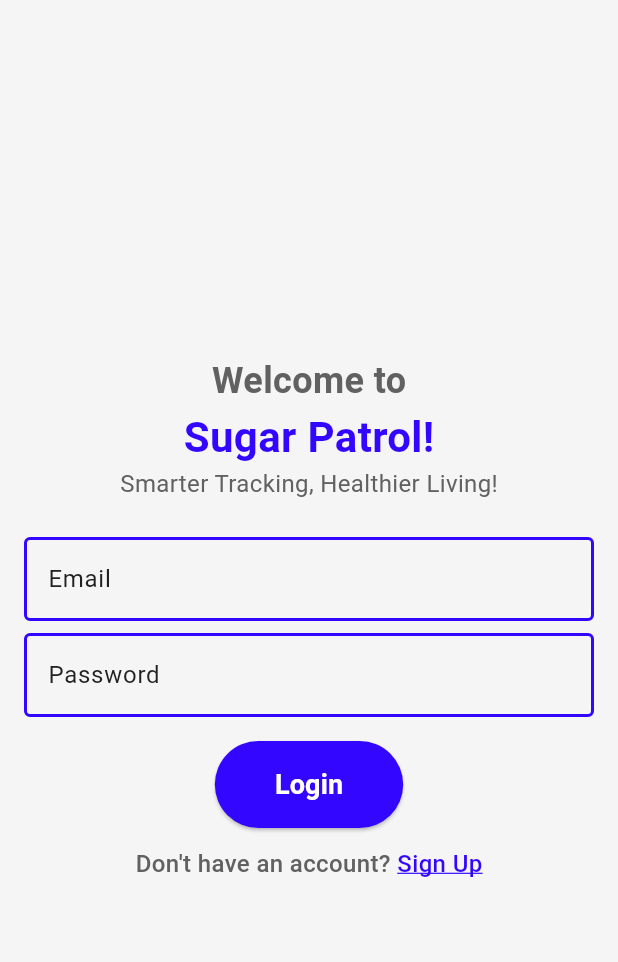
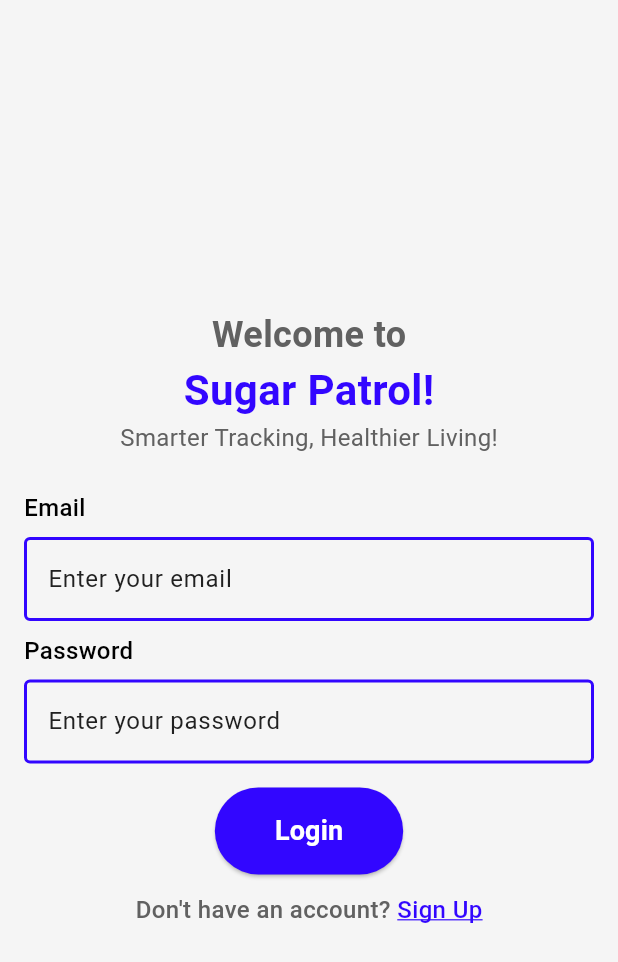
Before and after one commit to bushhes02/Sugar-Patrol, a Flutter app: the screen it shows after launch, on a phone screen of 412 x 824 dp. Shown: the top 962 px of the screen. Run offline on Flutter 3.47's test engine with Material 3 defaults, Android fonts, the phone set to English and light mode, and no system bars; our stand-ins replace fl_chart, shared_preferences.

Commit message:
Login Screen Updated

```diff
--- a/lib/login_screen.dart
+++ b/lib/login_screen.dart
@@ -31,9 +31,22 @@ class LoginScreen extends StatelessWidget {
               style: TextStyle(fontSize: 16, fontWeight: FontWeight.normal),
             ),
             const SizedBox(height: 24),
+            // Add "Email" text above the email TextField
+            Align(
+              alignment: Alignment.centerLeft,
+              child: Text(
+                "Email",
+                style: TextStyle(
+                  fontSize: 16,
+                  fontWeight: FontWeight.w500,
+                  color: Theme.of(context).colorScheme.onBackground, // Match the theme's text color
+                ),
+              ),
+            ),
+            const SizedBox(height: 8), // Small spacing between label and TextField
             TextField(
               decoration: InputDecoration(
-                labelText: "Email",
+                hintText: "Enter your email", // Updated placeholder text
                 border: OutlineInputBorder(
                   borderSide: BorderSide(
                       color: Theme.of(context).colorScheme.primary, width: 2.0), // Replace coral with primary blue
@@ -50,9 +63,22 @@ class LoginScreen extends StatelessWidget {
               keyboardType: TextInputType.emailAddress,
             ),
             const SizedBox(height: 8),
+            // Add "Password" text above the password TextField
+            Align(
+              alignment: Alignment.centerLeft,
+              child: Text(
+                "Password",
+                style: TextStyle(
+                  fontSize: 16,
+                  fontWeight: FontWeight.w500,
+                  color: Theme.of(context).colorScheme.onBackground, // Match the theme's text color
+                ),
+              ),
+            ),
+            const SizedBox(height: 8), // Small spacing between label and TextField
             TextField(
               decoration: InputDecoration(
-                labelText: "Password",
+                hintText: "Enter your password", // Updated placeholder text
                 border: OutlineInputBorder(
                   borderSide: BorderSide(
                       color: Theme.of(context).colorScheme.primary, width: 2.0), // Replace coral with primary blue
```
